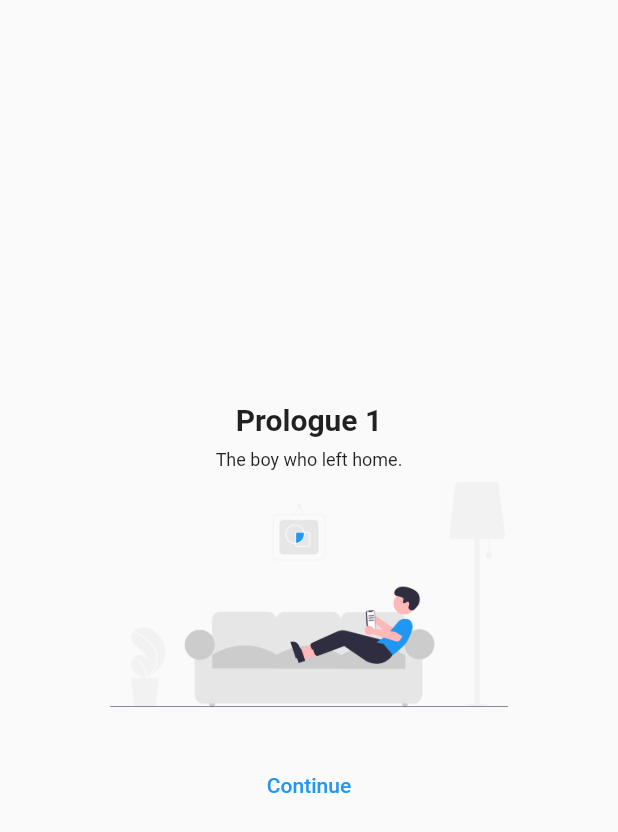
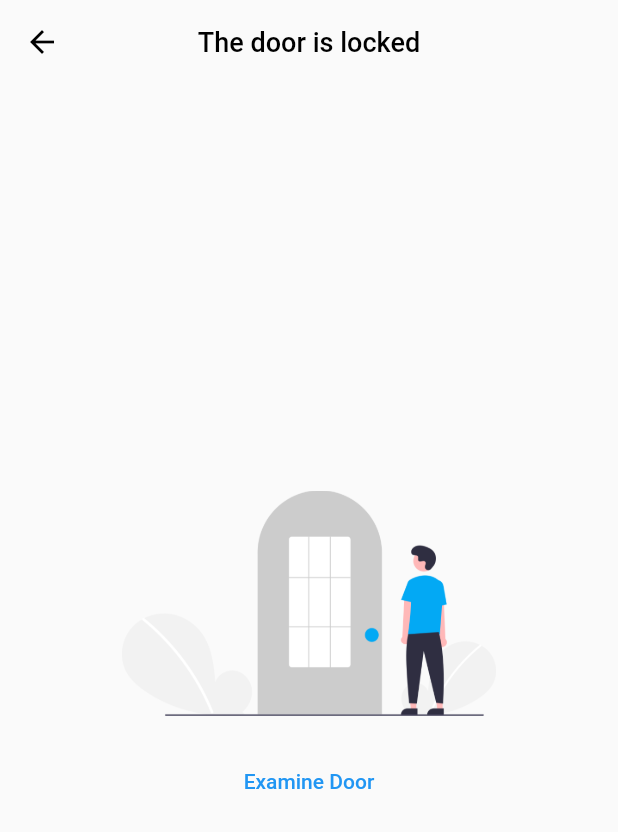
Before and after one commit to martinericksonn/11067_Lapetaje_Erickson, a Flutter app: the screen it shows after launch, after a tap on "Continue", on a phone screen of 412 x 824 dp. Shown: the top 832 px of the screen. Run offline on Flutter 3.47's test engine with Material 2 defaults, Android fonts, the phone set to English and light mode, and no system bars; our stand-ins replace numberpicker.

Commit message:
locked screen

```diff
--- /dev/null
+++ b/lock_breaker/lib/screen/locked_door.dart
@@ -0,0 +1,47 @@
+// ignore_for_file: prefer_const_constructors
+
+import 'package:flutter/material.dart';
+
+class LockedDoor extends StatelessWidget {
+  const LockedDoor({Key? key}) : super(key: key);
+
+  @override
+  Widget build(BuildContext context) {
+    return Scaffold(
+      appBar: AppBar(
+        centerTitle: true,
+        title: Text(
+          "The door is locked",
+          style: TextStyle(
+            fontSize: 18,
+          ),
+        ),
+        elevation: 0,
+        backgroundColor: Colors.transparent,
+        foregroundColor: Colors.black,
+      ),
+      body: Center(
+        child: Column(
+          mainAxisAlignment: MainAxisAlignment.center,
+          // ignore: prefer_const_literals_to_create_immutables
+          children: [
+            Image(
+              image: AssetImage("assets/images/locked_door.png"),
+              height: 150,
+            ),
+            SizedBox(
+              height: 12,
+            ),
+            Padding(
+              padding: const EdgeInsets.all(8.0),
+              child: TextButton(
+                onPressed: () {},
+                child: Text("Examine Door"),
+              ),
+            )
+          ],
+        ),
+      ),
+    );
+  }
+}
--- a/lock_breaker/lib/screen/welcome_screen.dart
+++ b/lock_breaker/lib/screen/welcome_screen.dart
@@ -1,6 +1,7 @@
 // ignore_for_file: prefer_const_constructors
 
 import 'package:flutter/material.dart';
+import 'package:flutter_application_1/screen/locked_door.dart';
 
 class WelcomeScreen extends StatelessWidget {
   const WelcomeScreen({Key? key}) : super(key: key);
@@ -42,7 +43,13 @@ class WelcomeScreen extends StatelessWidget {
               Padding(
                 padding: const EdgeInsets.all(8.0),
                 child: TextButton(
-                  onPressed: () {},
+                  onPressed: () {
+                    Navigator.of(context).push(
+                      MaterialPageRoute(
+                        builder: (context) => LockedDoor(),
+                      ),
+                    );
+                  },
                   child: Text("Continue"),
                 ),
               )
--- a/lock_breaker/pubspec.yaml
+++ b/lock_breaker/pubspec.yaml
@@ -60,6 +60,7 @@ flutter:
   assets:
     - assets/images/locker.png
     - assets/images/welcome.png
+    - assets/images/locked_door.png
 
   #   - images/a_dot_ham.jpeg
 
```
Also changed, not shown: lock_breaker/assets/images/locked_door.png (added).
